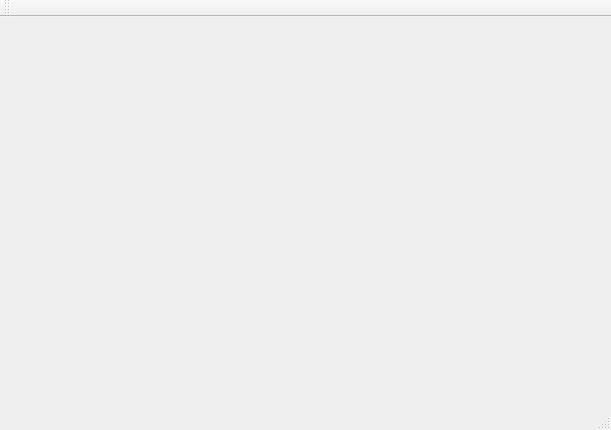
Before: the Qt Designer form mainwindow.ui in chiterelk/botKuna, drawn with Qt 5.
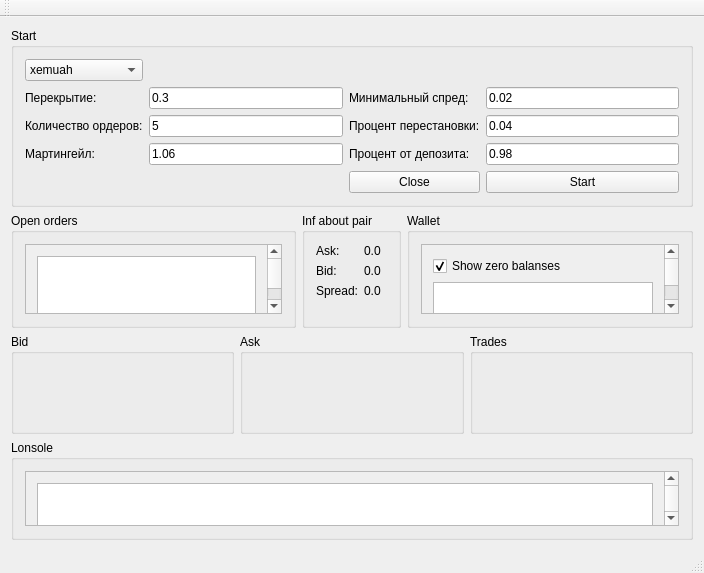
After: the same form once the commit is applied.

Patch:
```diff
--- a/mainwindow.ui
+++ b/mainwindow.ui
@@ -6,8 +6,8 @@
    <rect>
     <x>0</x>
     <y>0</y>
-    <width>611</width>
-    <height>430</height>
+    <width>704</width>
+    <height>446</height>
    </rect>
   </property>
   <property name="sizePolicy">
@@ -26,7 +26,341 @@
      <verstretch>0</verstretch>
     </sizepolicy>
    </property>
-   <layout class="QVBoxLayout" name="verticalLayout"/>
+   <layout class="QVBoxLayout" name="verticalLayout">
+    <item>
+     <widget class="QGroupBox" name="groupBox">
+      <property name="title">
+       <string>Start</string>
+      </property>
+      <layout class="QVBoxLayout" name="verticalLayout_2">
+       <item>
+        <layout class="QGridLayout" name="gridLayout_4">
+         <item row="2" column="1">
+          <widget class="QLineEdit" name="lineEditNumberOrder">
+           <property name="text">
+            <string>5</string>
+           </property>
+          </widget>
+         </item>
+         <item row="1" column="1">
+          <widget class="QLineEdit" name="lineEditPerekritie_2">
+           <property name="text">
+            <string>0.3</string>
+           </property>
+          </widget>
+         </item>
+         <item row="1" column="0">
+          <widget class="QLabel" name="label_3">
+           <property name="text">
+            <string>Перекрытие:</string>
+           </property>
+          </widget>
+         </item>
+         <item row="1" column="3">
+          <widget class="QLineEdit" name="lineEditMinSpread">
+           <property name="text">
+            <string>0.02</string>
+           </property>
+          </widget>
+         </item>
+         <item row="2" column="0">
+          <widget class="QLabel" name="label_5">
+           <property name="text">
+            <string>Количество ордеров:</string>
+           </property>
+          </widget>
+         </item>
+         <item row="1" column="2">
+          <widget class="QLabel" name="label_15">
+           <property name="text">
+            <string>Минимальный спред:</string>
+           </property>
+          </widget>
+         </item>
+         <item row="2" column="3">
+          <widget class="QLineEdit" name="lineEditProcent_2">
+           <property name="text">
+            <string>0.04</string>
+           </property>
+          </widget>
+         </item>
+         <item row="2" column="2">
+          <widget class="QLabel" name="label_17">
+           <property name="text">
+            <string>Процент перестановки:</string>
+           </property>
+          </widget>
+         </item>
+         <item row="3" column="2">
+          <widget class="QLabel" name="label_18">
+           <property name="text">
+            <string>Процент от депозита:</string>
+           </property>
+          </widget>
+         </item>
+         <item row="3" column="3">
+          <widget class="QLineEdit" name="lineEdit_deposit_2">
+           <property name="text">
+            <string>0.98</string>
+           </property>
+          </widget>
+         </item>
+         <item row="5" column="2">
+          <widget class="QPushButton" name="pushButtonClose">
+           <property name="text">
+            <string>Close</string>
+           </property>
+          </widget>
+         </item>
+         <item row="5" column="3">
+          <widget class="QPushButton" name="pushButtonStart">
+           <property name="text">
+            <string>Start</string>
+           </property>
+          </widget>
+         </item>
+         <item row="3" column="0">
+          <widget class="QLabel" name="label_19">
+           <property name="text">
+            <string>Мартингейл:</string>
+           </property>
+          </widget>
+         </item>
+         <item row="3" column="1">
+          <widget class="QLineEdit" name="lineEditMartingeil">
+           <property name="text">
+            <string>1.06</string>
+           </property>
+          </widget>
+         </item>
+         <item row="0" column="0">
+          <widget class="QComboBox" name="comboBox">
+           <item>
+            <property name="text">
+             <string>xemuah</string>
+            </property>
+           </item>
+           <item>
+            <property name="text">
+             <string>btcuah</string>
+            </property>
+           </item>
+          </widget>
+         </item>
+         <item row="4" column="3">
+          <spacer name="verticalSpacer">
+           <property name="orientation">
+            <enum>Qt::Vertical</enum>
+           </property>
+           <property name="sizeHint" stdset="0">
+            <size>
+             <width>20</width>
+             <height>40</height>
+            </size>
+           </property>
+          </spacer>
+         </item>
+        </layout>
+       </item>
+      </layout>
+     </widget>
+    </item>
+    <item>
+     <layout class="QGridLayout" name="gridLayoutMain">
+      <item row="0" column="1">
+       <widget class="QGroupBox" name="groupBox_3">
+        <property name="title">
+         <string>Inf about pair</string>
+        </property>
+        <layout class="QFormLayout" name="formLayout">
+         <item row="0" column="0">
+          <widget class="QLabel" name="label">
+           <property name="text">
+            <string>Ask:</string>
+           </property>
+          </widget>
+         </item>
+         <item row="0" column="1">
+          <widget class="QLabel" name="labelAsk">
+           <property name="text">
+            <string>0.0</string>
+           </property>
+          </widget>
+         </item>
+         <item row="1" column="0">
+          <widget class="QLabel" name="label_8">
+           <property name="text">
+            <string>Bid:</string>
+           </property>
+          </widget>
+         </item>
+         <item row="1" column="1">
+          <widget class="QLabel" name="labelBid">
+           <property name="text">
+            <string>0.0</string>
+           </property>
+          </widget>
+         </item>
+         <item row="2" column="0">
+          <widget class="QLabel" name="label_10">
+           <property name="text">
+            <string>Spread:</string>
+           </property>
+          </widget>
+         </item>
+         <item row="2" column="1">
+          <widget class="QLabel" name="labelSpread">
+           <property name="text">
+            <string>0.0</string>
+           </property>
+          </widget>
+         </item>
+        </layout>
+       </widget>
+      </item>
+      <item row="0" column="2">
+       <widget class="QGroupBox" name="groupBox_4">
+        <property name="title">
+         <string>Wallet</string>
+        </property>
+        <layout class="QVBoxLayout" name="verticalLayout_5">
+         <item>
+          <widget class="QScrollArea" name="scrollArea_2">
+           <property name="widgetResizable">
+            <bool>true</bool>
+           </property>
+           <widget class="QWidget" name="scrollAreaWidgetContents_2">
+            <property name="geometry">
+             <rect>
+              <x>0</x>
+              <y>0</y>
+              <width>254</width>
+              <height>112</height>
+             </rect>
+            </property>
+            <layout class="QVBoxLayout" name="verticalLayout_6">
+             <item>
+              <widget class="QCheckBox" name="checkBox">
+               <property name="text">
+                <string>Show zero balanses</string>
+               </property>
+               <property name="checked">
+                <bool>true</bool>
+               </property>
+              </widget>
+             </item>
+             <item>
+              <widget class="QTableView" name="tableView"/>
+             </item>
+            </layout>
+           </widget>
+          </widget>
+         </item>
+        </layout>
+       </widget>
+      </item>
+      <item row="0" column="0">
+       <widget class="QGroupBox" name="groupBox_7">
+        <property name="title">
+         <string>Open orders</string>
+        </property>
+        <layout class="QVBoxLayout" name="verticalLayout_7">
+         <item>
+          <widget class="QScrollArea" name="scrollArea_3">
+           <property name="widgetResizable">
+            <bool>true</bool>
+           </property>
+           <widget class="QWidget" name="scrollAreaWidgetContents_3">
+            <property name="geometry">
+             <rect>
+              <x>0</x>
+              <y>0</y>
+              <width>255</width>
+              <height>89</height>
+             </rect>
+            </property>
+            <layout class="QVBoxLayout" name="verticalLayout_8">
+             <item>
+              <widget class="QTableView" name="tableView_2"/>
+             </item>
+            </layout>
+           </widget>
+          </widget>
+         </item>
+        </layout>
+       </widget>
+      </item>
+     </layout>
+    </item>
+    <item>
+     <layout class="QHBoxLayout" name="horizontalLayout">
+      <item>
+       <widget class="QGroupBox" name="groupBox_5">
+        <property name="minimumSize">
+         <size>
+          <width>0</width>
+          <height>100</height>
+         </size>
+        </property>
+        <property name="title">
+         <string>Bid</string>
+        </property>
+       </widget>
+      </item>
+      <item>
+       <widget class="QGroupBox" name="groupBox_6">
+        <property name="title">
+         <string>Ask</string>
+        </property>
+       </widget>
+      </item>
+      <item>
+       <widget class="QGroupBox" name="groupBox_8">
+        <property name="title">
+         <string>Trades</string>
+        </property>
+       </widget>
+      </item>
+     </layout>
+    </item>
+    <item>
+     <widget class="QGroupBox" name="groupBox_2">
+      <property name="minimumSize">
+       <size>
+        <width>0</width>
+        <height>100</height>
+       </size>
+      </property>
+      <property name="title">
+       <string>Lonsole</string>
+      </property>
+      <layout class="QVBoxLayout" name="verticalLayout_3">
+       <item>
+        <widget class="QScrollArea" name="scrollArea">
+         <property name="widgetResizable">
+          <bool>true</bool>
+         </property>
+         <widget class="QWidget" name="scrollAreaWidgetContents">
+          <property name="geometry">
+           <rect>
+            <x>0</x>
+            <y>0</y>
+            <width>647</width>
+            <height>91</height>
+           </rect>
+          </property>
+          <layout class="QVBoxLayout" name="verticalLayout_4">
+           <item>
+            <widget class="QListView" name="listView"/>
+           </item>
+          </layout>
+         </widget>
+        </widget>
+       </item>
+      </layout>
+     </widget>
+    </item>
+   </layout>
   </widget>
   <widget class="QMenuBar" name="menuBar">
    <property name="geometry">
```
Left out of the diff: 4 changed lines with no effect on the pictures.
